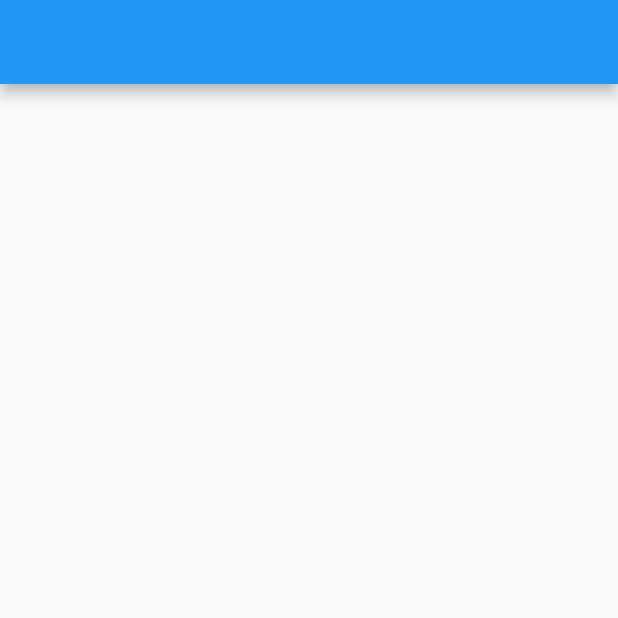
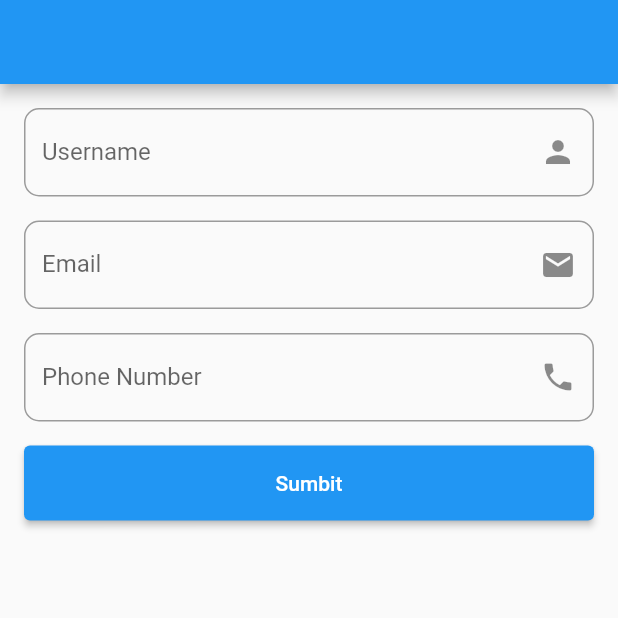
Before and after one commit to AfilAhamed/Budget_Tracker_Firebase, a Flutter app: the screen it shows after launch, on a phone screen of 412 x 824 dp, the top half of it. Run offline on Flutter 3.47's test engine with Material 3 defaults, Android fonts, the phone set to English and light mode, and no system bars; our stand-ins replace firebase_core; accounts and stored records are empty.

Commit message:
first commit

```diff
--- /dev/null
+++ b/lib/controller/login_controller.dart
@@ -0,0 +1,33 @@
+import 'package:flutter/material.dart';
+
+String? validateEmail(value) {
+  if (value == null || value.isEmpty) {
+    return 'Please enter a email';
+  }
+  RegExp emailRegExp = RegExp(
+      r"^[a-zA-Z0-9.a-zA-Z0-9.!#$%&'*+-/=?^_`{|}~]+@[a-zA-Z0-9]+\.[a-zA-Z]+");
+  if (!emailRegExp.hasMatch(value)) {
+    return 'Please enter a valid email';
+  } else {
+    return null;
+  }
+}
+
+String? validatePhoneNumber(value) {
+  if (value == null || value.isEmpty) {
+    return 'Please enter a phone number';
+  }
+
+  if (value.length != 10) {
+    return 'Please enter a 10-digit phone number';
+  } else {
+    return null;
+  }
+}
+
+InputDecoration inputDecration(text, IconData suffixIcon) {
+  return InputDecoration(
+      labelText: text,
+      suffixIcon: Icon(suffixIcon),
+      border: OutlineInputBorder(borderRadius: BorderRadius.circular(10.0)));
+}
--- a/lib/main.dart
+++ b/lib/main.dart
@@ -1,5 +1,5 @@
 import 'package:budget_tracker/firebase_options.dart';
-import 'package:budget_tracker/view/home_screen/home_screen.dart';
+import 'package:budget_tracker/view/login_screen/signup.dart';
 import 'package:firebase_core/firebase_core.dart';
 import 'package:flutter/material.dart';
 
@@ -20,7 +20,7 @@ class MyApp extends StatelessWidget {
       theme: ThemeData(
         useMaterial3: false,
       ),
-      home: HomeScreen(),
+      home: LoginScreen(),
     );
   }
 }
--- /dev/null
+++ b/lib/view/login_screen/signup.dart
@@ -0,0 +1,65 @@
+import 'package:budget_tracker/controller/login_controller.dart';
+import 'package:flutter/material.dart';
+
+class LoginScreen extends StatelessWidget {
+  LoginScreen({super.key});
+
+  final GlobalKey<FormState> formKey = GlobalKey<FormState>();
+  @override
+  Widget build(BuildContext context) {
+    return Scaffold(
+      appBar: AppBar(),
+      body: Padding(
+        padding: const EdgeInsets.all(16.0),
+        child: Form(
+            key: formKey,
+            child: Column(
+              children: [
+                TextFormField(
+                    validator: (value) {
+                      if (value == null || value.isEmpty) {
+                        return 'Please enter a username';
+                      } else {
+                        return null;
+                      }
+                    },
+                    decoration: inputDecration('Username', Icons.person)),
+                const SizedBox(
+                  height: 16.0,
+                ),
+                TextFormField(
+                    keyboardType: TextInputType.emailAddress,
+                    autovalidateMode: AutovalidateMode.onUserInteraction,
+                    validator: validateEmail,
+                    decoration: inputDecration('Email', Icons.email)),
+                const SizedBox(
+                  height: 16.0,
+                ),
+                TextFormField(
+                  keyboardType: TextInputType.number,
+                  autovalidateMode: AutovalidateMode.onUserInteraction,
+                  validator: validatePhoneNumber,
+                  decoration: inputDecration('Phone Number', Icons.phone),
+                ),
+                const SizedBox(
+                  height: 16.0,
+                ),
+                SizedBox(
+                    height: 50,
+                    width: double.infinity,
+                    child: ElevatedButton(
+                        onPressed: () {
+                          if (formKey.currentState!.validate()) {
+                            ScaffoldMessenger.of(context).showSnackBar(
+                                const SnackBar(
+                                    content:
+                                        Text('Form submitted successfully')));
+                          }
+                        },
+                        child: const Text('Sumbit')))
+              ],
+            )),
+      ),
+    );
+  }
+}
```
